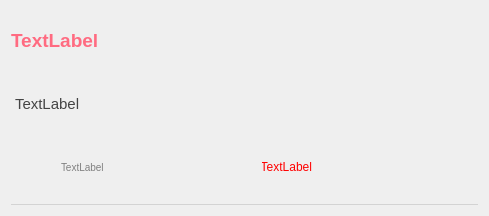
FrenchFries-101/frontend, file ui/singleDetailedPost.ui: the form before one commit.
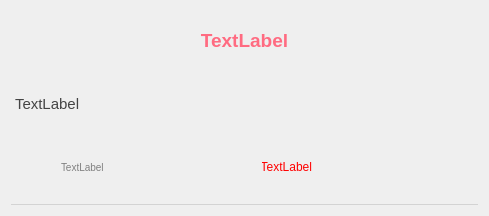
The form after the commit.

Diff of the .ui file:
```diff
--- a/ui/singleDetailedPost.ui
+++ b/ui/singleDetailedPost.ui
@@ -93,6 +93,9 @@
        <property name="text">
         <string>TextLabel</string>
        </property>
+       <property name="alignment">
+        <set>Qt::AlignmentFlag::AlignCenter</set>
+       </property>
        <property name="wordWrap">
         <bool>true</bool>
        </property>
```
Left out of the diff: 6 changed lines with no effect on the pictures.
